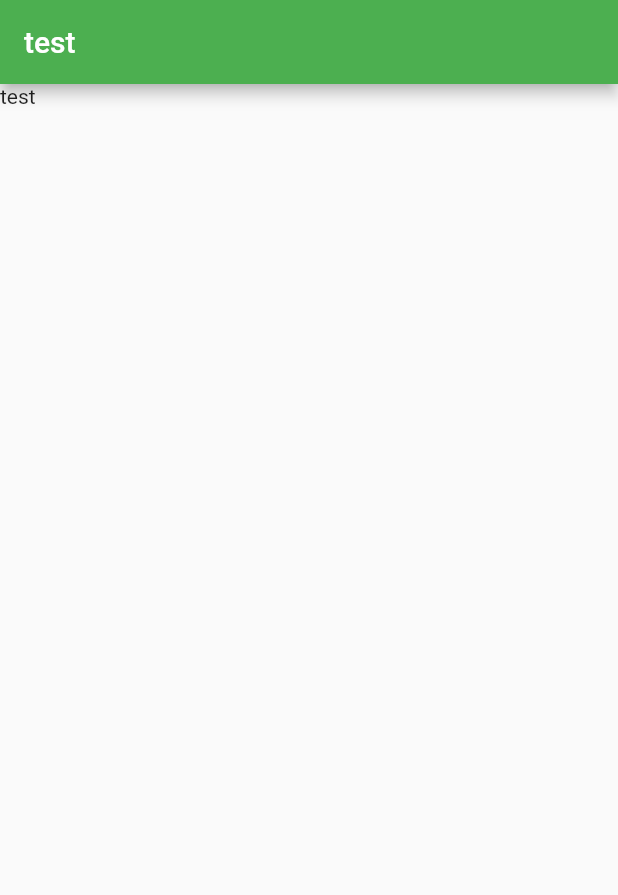
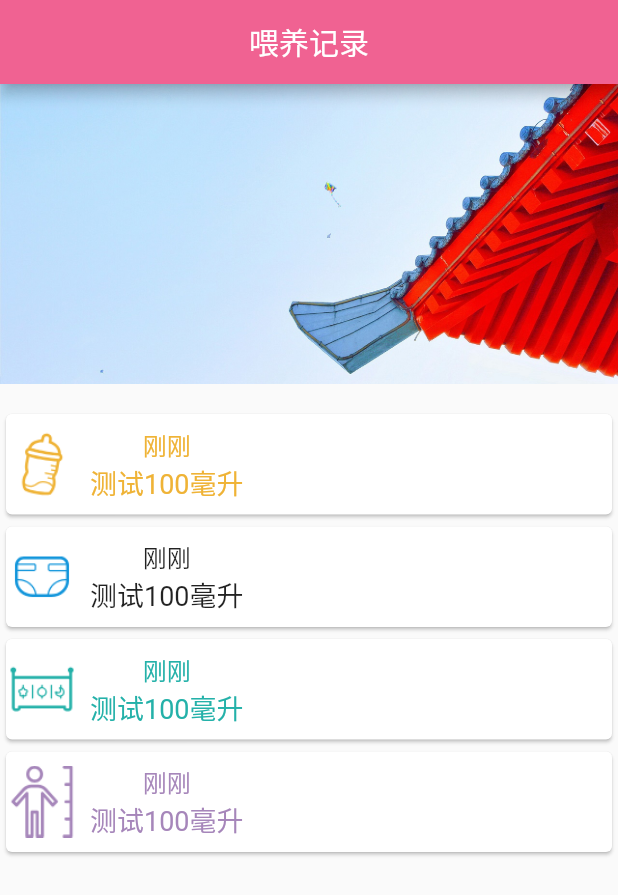
Before and after one commit to wendyxie327/BabyCare, a Flutter app: the screen it shows after launch, on a phone screen of 412 x 824 dp. Shown: the top 895 px of the screen. Run offline on Flutter 3.47's test engine with Material 2 defaults, Android fonts, the phone set to English and light mode, and no system bars.

Commit message:
编写首页代码

```diff
--- a/babycare/lib/main.dart
+++ b/babycare/lib/main.dart
@@ -1,5 +1,5 @@
 import 'package:babycare/util/global_config.dart';
-import 'package:babycare/widght/home_page.dart';
+import 'package:babycare/widget/home_page.dart';
 import 'package:flutter/material.dart';
 
 void main() => runApp(MyApp());
@@ -20,8 +20,9 @@ class MyApp extends StatelessWidget {
         // or simply save your changes to "hot reload" in a Flutter IDE).
         // Notice that the counter didn't reset back to zero; the application
         // is not restarted.
-        primarySwatch: Colors.green,
         textSelectionColor: Colors.black26,
+        primaryColor: Colors.pink.shade300,
+        primarySwatch: Colors.pink
       ),
       home: new HomePage() ,
     );
--- a/babycare/lib/util/global_config.dart
+++ b/babycare/lib/util/global_config.dart
@@ -1,4 +1,61 @@
+import 'package:flutter/material.dart';
+
 class GlobalConfig {
 
   static String appName = "喂养记录";
+
+  // 不重要的显示内容颜色
+  static Color colorNote = Colors.black54;
+
+  static Color IconFeedColor = Color(0xffefb336);
+  static Color IconNappyColor = Color(0xff1195db);
+  static Color IconSleepColor = Color(0xff24b1a9);
+  static Color IconStatureColor = Color(0xffa686ba);
+
+
+  // 获取模块对应颜色
+  static getModelColor(String title){
+    Color selectColor;
+    switch(title){
+      case "喂养":
+        selectColor = IconFeedColor;
+        break;
+      case "尿布":
+        selectColor = IconNappyColor;
+        break;
+      case "睡眠":
+        selectColor = IconSleepColor;
+        break;
+      case "身高":
+        selectColor = IconStatureColor;
+        break;
+    }
+
+    return selectColor;
+  }
+
+  // 获取模块对应颜色
+  static getModelIconPath(String title){
+    String iconPath;
+    switch(title){
+      case "喂养":
+        iconPath = "images/ic_feed.png";
+        break;
+      case "尿片":
+        iconPath = "images/ic_nappy.png";
+        break;
+      case "睡眠":
+        iconPath = "images/ic_sleep.png";
+        break;
+      case "身高":
+        iconPath = "images/ic_stature.png";
+        break;
+
+        default:
+          iconPath = "images/ic_stature.png";
+
+    }
+
+    return iconPath;
+  }
 }
--- /dev/null
+++ b/babycare/lib/widget/base_list_content.dart
@@ -0,0 +1,21 @@
+import 'package:flutter/material.dart';
+
+class BaseListContent extends StatelessWidget {
+
+  String _leftImagePath;
+  Widget _centerContent;
+
+
+  BaseListContent(this._leftImagePath, this._centerContent);
+
+  @override
+  Widget build(BuildContext context) {
+    return Row(
+      children:
+      [
+        new Image.asset(_leftImagePath, width: 48, height: 48, fit: BoxFit.fill, alignment: Alignment.center, ),
+        _centerContent
+      ],
+    );
+  }
+}
--- /dev/null
+++ b/babycare/lib/widget/home_content_template.dart
@@ -0,0 +1,46 @@
+import 'package:flutter/material.dart';
+import 'package:babycare/widget/base_list_content.dart';
+import 'package:babycare/util/global_config.dart';
+
+class HomeContentTemplate extends StatefulWidget {
+  String _title;
+
+  HomeContentTemplate(this._title);
+
+  @override
+  _HomeContentTemplateState createState() => _HomeContentTemplateState(_title);
+}
+
+class _HomeContentTemplateState extends State<HomeContentTemplate> {
+  String _title;
+
+  _HomeContentTemplateState(this._title);
+
+  @override
+  Widget build(BuildContext context) {
+    return Card(
+      child: new Container(
+        child: BaseListContent(
+            GlobalConfig.getModelIconPath(_title), createContentWidget("刚刚", "测试100毫升")),
+      ),
+    );
+  }
+
+  // 不带右侧图片的，显示内容
+  createContentWidget(String recordTime, String contentText) {
+    List contents = <Widget>[];
+
+    // 历史记录时间
+    contents.add(new Text(recordTime,
+        style: new TextStyle(color: GlobalConfig.getModelColor(_title), fontSize: 16), textAlign: TextAlign.left,));
+
+    // 历史记录内容
+    contents.add(new Text(contentText,
+        style: new TextStyle(color: GlobalConfig.getModelColor(_title), fontSize: 18), textAlign: TextAlign.left,));
+
+    return Container(
+      child:  Column(children: contents),
+      padding: EdgeInsets.all(8),
+    );
+  }
+}
--- /dev/null
+++ b/babycare/lib/widget/home_page.dart
@@ -0,0 +1,48 @@
+import 'package:flutter/material.dart';
+import 'package:babycare/util/global_config.dart';
+import 'package:babycare/widget/home_content_template.dart';
+
+class HomePage extends StatefulWidget {
+  @override
+  _HomePageState createState() => _HomePageState();
+}
+
+class _HomePageState extends State<HomePage> {
+  @override
+  Widget build(BuildContext context) {
+    return new Scaffold(
+      appBar: new AppBar(
+        title: new Text(GlobalConfig.appName),
+        centerTitle: true,
+      ),
+      body: new Column(
+        children: homeBody(),
+      ),
+    );
+  }
+
+  // 首页显示内容
+  homeBody() {
+    var body = <Widget>[];
+
+    // 图片内容
+    body.add(new Container(
+      margin: EdgeInsets.fromLTRB(0, 0, 0, 16),
+      child: Image.asset(
+        "images/bg.png",
+        height: 200,
+        width: MediaQuery.of(context).size.width,
+        fit: BoxFit.cover,
+        alignment: Alignment.center,
+      ),
+    ));
+
+    // 内容
+    List titles = ["喂养", "尿片", "睡眠", "身高"];
+    for (var i = 0; i < titles.length; i++) {
+      body.add(HomeContentTemplate(titles[i]));
+    }
+
+    return body;
+  }
+}
--- a/babycare/lib/widght/home_page.dart
+++ /dev/null
@@ -1,18 +0,0 @@
-import 'package:flutter/material.dart';
-
-class HomePage extends StatefulWidget {
-  @override
-  _HomePageState createState() => _HomePageState();
-}
-
-class _HomePageState extends State<HomePage> {
-  @override
-  Widget build(BuildContext context) {
-    return new Scaffold(
-      appBar: new AppBar(title: new Text("test"),),
-      body: new Container(
-        child: new Text("test"),
-      ),
-    );
-  }
-}
--- a/babycare/pubspec.yaml
+++ b/babycare/pubspec.yaml
@@ -42,6 +42,12 @@ flutter:
   # assets:
   #  - images/a_dot_burr.jpeg
   #  - images/a_dot_ham.jpeg
+  assets:
+    - images/bg.png
+    - images/ic_sleep.png
+    - images/ic_stature.png
+    - images/ic_feed.png
+    - images/ic_nappy.png
 
   # An image asset can refer to one or more resolution-specific "variants", see
   # https://flutter.io/assets-and-images/#resolution-aware.
```
Also changed, not shown: babycare/images/bg.png (added), babycare/images/ic_feed.png (added), babycare/images/ic_nappy.png (added), babycare/images/ic_sleep.png (added), babycare/images/ic_stature.png (added).
